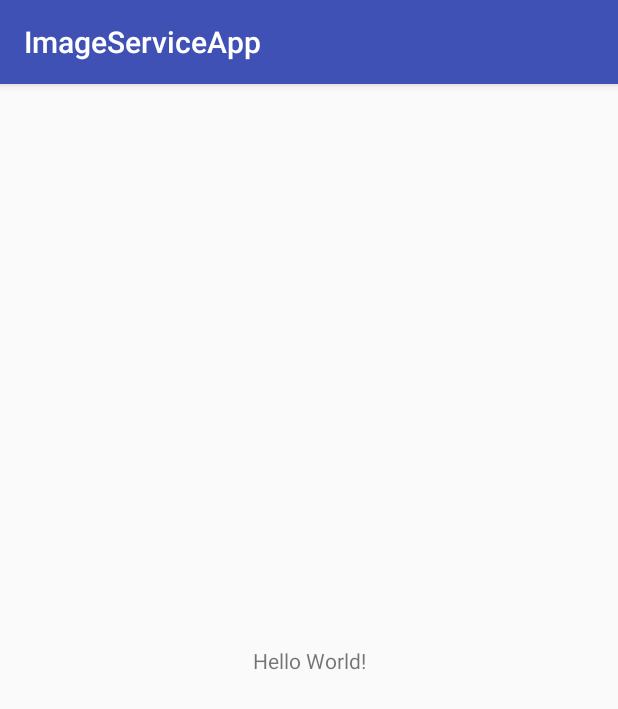
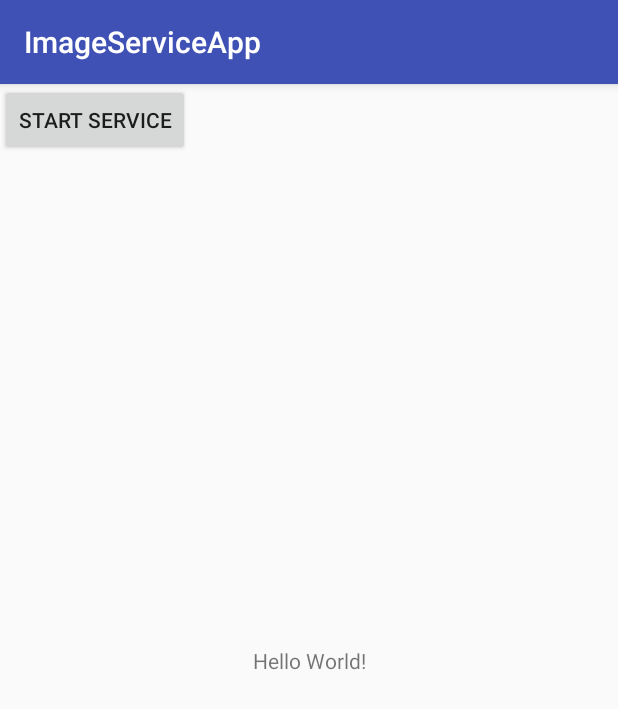
Before and after one commit to LizAharonian/AndroidImageServiceApp, an Android app: the screen it shows after launch (MainActivity), on a phone screen of 412 x 824 dp. Shown: the top 709 px of the screen. Run offline under Robolectric (Android 15) with nearby library versions, the phone set to English and light mode, and no system bars.

Commit message:
add button

```diff
--- a/app/src/main/res/layout/activity_main.xml
+++ b/app/src/main/res/layout/activity_main.xml
@@ -15,4 +15,23 @@
         app:layout_constraintRight_toRightOf="parent"
         app:layout_constraintTop_toTopOf="parent" />
 
+    <android.support.constraint.ConstraintLayout
+        android:layout_width="match_parent"
+        android:layout_height="match_parent"
+        tools:layout_editor_absoluteX="8dp"
+        tools:layout_editor_absoluteY="8dp">
+
+    </android.support.constraint.ConstraintLayout>
+
+    <Button
+        android:id="@+id/btnStart"
+        style="@style/Widget.AppCompat.Button"
+        android:layout_width="wrap_content"
+        android:layout_height="wrap_content"
+        android:layout_margin="50dp"
+        android:text="Start Service"
+        android:visibility="visible"
+        tools:layout_editor_absoluteX="64dp"
+        tools:layout_editor_absoluteY="131dp" />
+
 </android.support.constraint.ConstraintLayout>
```
